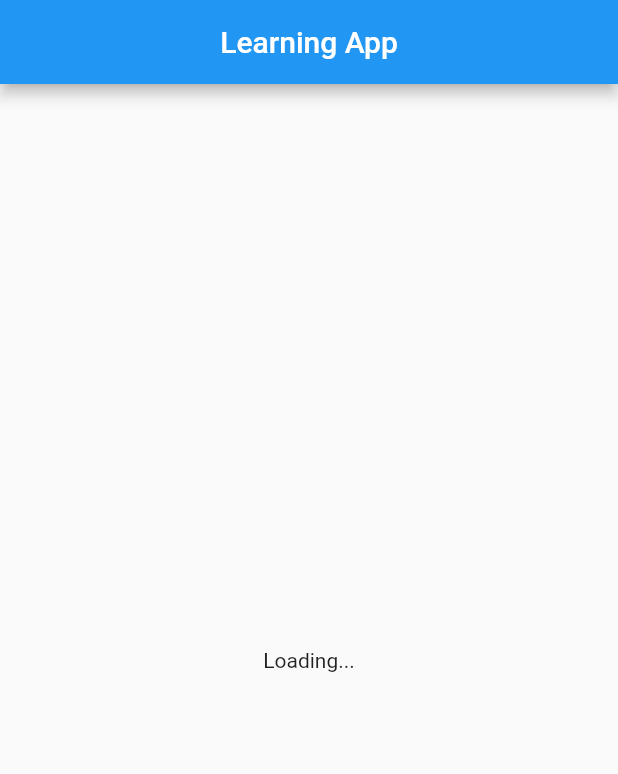
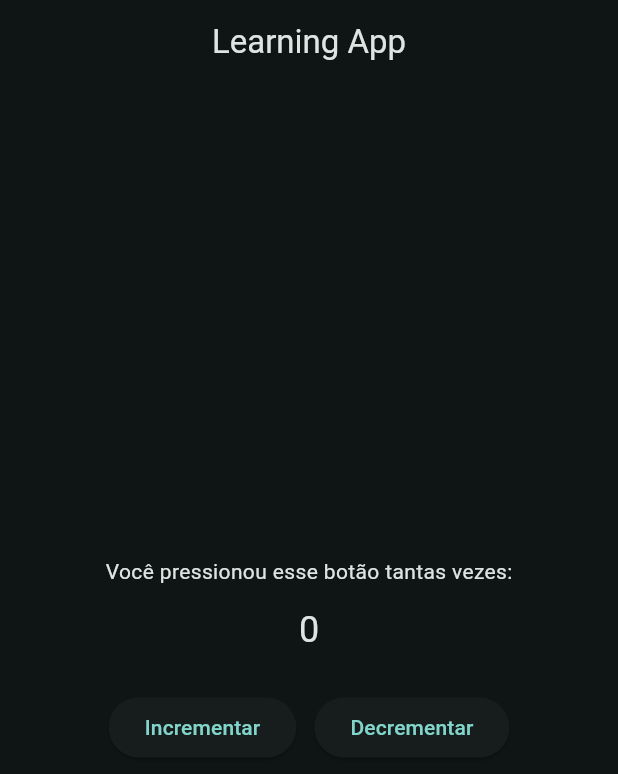
Before and after one commit to Jcmljunior-Archives/learning_app, a Flutter app: the screen it shows after launch, on a phone screen of 412 x 824 dp. Shown: the top 774 px of the screen. Run offline on Flutter 3.47's test engine with Material 2 defaults, Android fonts, the phone set to English and light mode, and no system bars; our stand-ins replace sqflite_common, sqflite_common_ffi; accounts and stored records are empty.

Commit message:
Refatoração de projeto, inclusão de rotas.

```diff
--- a/lib/app/component/loading_component.dart
+++ /dev/null
@@ -1,12 +0,0 @@
-import 'package:flutter/material.dart';
-
-class LoadingComponent extends StatelessWidget {
-  const LoadingComponent({Key? key}) : super(key: key);
-
-  @override
-  Widget build(BuildContext context) {
-    return const Center(
-      child: Text('Loading...'),
-    );
-  }
-}
--- /dev/null
+++ b/lib/app/controller/bootstrap_controller.dart
@@ -0,0 +1,25 @@
+import 'package:learning_app/app/controller/theme_controller.dart';
+
+import 'locale_controller.dart';
+import 'routes_controller.dart';
+
+class BootstrapController {
+  final RoutesController routes;
+  final LocaleController locales;
+  final ThemeController theme;
+
+  final bool _isLoaded = false;
+
+  BootstrapController({
+    required this.locales,
+    required this.routes,
+    required this.theme,
+  });
+
+  // Atualiza o estado da variavél privada: isLoaded.
+  // Define se esta ou não em processo de carregamento de dados.
+  // Utilizado para exibir ou ocultar elementos em seus respectivo processo.
+  // Variavel global refere-se a dados globais.
+  // Ocultar ou exibir elementos externo, use a isLoaded de seu respetivo controlador.
+  void setIsLoaded() => !_isLoaded;
+}
--- a/lib/app/controller/database_controller.dart
+++ b/lib/app/controller/database_controller.dart
@@ -11,10 +11,10 @@ import 'package:path_provider/path_provider.dart'
         getExternalStorageDirectory,
         getLibraryDirectory,
         getTemporaryDirectory;
+import 'package:sqflite_common_ffi/sqflite_ffi.dart';
 // ignore: depend_on_referenced_packages
 import 'package:sqflite_common/sqlite_api.dart'
     show Database, OpenDatabaseOptions;
-import 'package:sqflite_common_ffi/sqflite_ffi.dart' show databaseFactoryFfi;
 
 enum DirectoriesType {
   applicationSupport,
@@ -85,6 +85,8 @@ class DatabaseController {
 
   // Cria uma instancia de dados.
   Future<Database> _init() async {
+    sqfliteFfiInit();
+
     return await databaseFactoryFfi.openDatabase(
         join(
           await getDirectory(DirectoriesType.applicationDocuments),
--- /dev/null
+++ b/lib/app/controller/home_controller.dart
@@ -0,0 +1,9 @@
+import 'package:learning_app/app/controller/counter_controller.dart';
+
+class HomeController {
+  final CounterController counter;
+
+  HomeController({
+    required this.counter,
+  });
+}
--- a/lib/app/controller/initial_controller.dart
+++ /dev/null
@@ -1,9 +0,0 @@
-import '../controller/counter_controller.dart';
-
-class InitialController {
-  // Provedores de ações:
-  CounterController counter = CounterController();
-
-  // Define o estado da página inicial. (Carregando, carregado)
-  bool isLoaded = false;
-}
--- /dev/null
+++ b/lib/app/controller/locale_controller.dart
@@ -0,0 +1,16 @@
+import '../model/locale_model.dart';
+
+class LocaleController {
+  List<LocaleModel> locales;
+
+  LocaleController({
+    required this.locales,
+  });
+
+  LocaleModel getLocale(String query) {
+    return locales
+        .where((LocaleModel locale) => locale.lang.contains(query))
+        .toList()
+        .first;
+  }
+}
--- /dev/null
+++ b/lib/app/controller/routes_controller.dart
@@ -0,0 +1,24 @@
+import 'package:flutter/material.dart';
+import 'package:learning_app/app/view/splash_view.dart';
+
+import '../view/home_view.dart';
+
+class RoutesController {
+  String initialPath;
+  late String activePath;
+
+  RoutesController({
+    required this.initialPath,
+  });
+
+  setActivePath(String path) {
+    activePath = path;
+  }
+
+  Map<String, WidgetBuilder> getAll() {
+    return <String, WidgetBuilder>{
+      initialPath: (BuildContext context) => const SplashView(),
+      '/home': (BuildContext context) => const HomeView(),
+    };
+  }
+}
--- /dev/null
+++ b/lib/app/controller/theme_controller.dart
@@ -0,0 +1,53 @@
+import 'package:flutter/material.dart';
+import 'package:flutter/scheduler.dart';
+
+import '../model/palette_model.dart';
+
+enum BrightnessOptions {
+  brightnessLight,
+  brightnessDark,
+  brightnessNative,
+}
+
+class ThemeController {
+  BrightnessOptions scheme;
+  int selectedColorScheme;
+
+  late ThemeData data;
+
+  ThemeController({
+    required this.scheme,
+    required this.selectedColorScheme,
+  });
+
+  getBrightness() {
+    switch (scheme) {
+      case BrightnessOptions.brightnessLight:
+        return Brightness.light;
+
+      case BrightnessOptions.brightnessDark:
+        return Brightness.dark;
+
+      default:
+        return SchedulerBinding.instance.window.platformBrightness;
+    }
+  }
+
+  updateThemes() {
+    return ThemeData(
+      useMaterial3: true,
+      colorSchemeSeed: PaletteModel.colorItems.elementAt(selectedColorScheme),
+      brightness: getBrightness(),
+    );
+  }
+
+  void setSeletectedColorScheme(int index) {
+    selectedColorScheme = index;
+    data = updateThemes();
+  }
+
+  void setColorScheme(BrightnessOptions color) {
+    scheme = color;
+    data = updateThemes();
+  }
+}
--- /dev/null
+++ b/lib/app/model/locale_model.dart
@@ -0,0 +1,38 @@
+import 'dart:convert';
+
+LocaleModel localeModelFromJson(String str) {
+  final data = jsonDecode(str);
+  return LocaleModel.fromMap(data);
+}
+
+String localeModelToJson(LocaleModel locale) {
+  final data = locale.toMap();
+  return jsonEncode(data);
+}
+
+class LocaleModel {
+  int id;
+  String lang;
+
+  LocaleModel({
+    required this.id,
+    required this.lang,
+  });
+
+  factory LocaleModel.fromMap(Map<String, dynamic> json) => LocaleModel(
+        id: json['id'],
+        lang: json['lang'],
+      );
+
+  Map<String, dynamic> toMap() {
+    return {
+      'id': id,
+      'lang': lang,
+    };
+  }
+
+  @override
+  String toString() {
+    return 'Locale{id: $id, lang: $lang}';
+  }
+}
--- /dev/null
+++ b/lib/app/model/palette_model.dart
@@ -0,0 +1,23 @@
+import 'package:flutter/material.dart';
+
+class PaletteModel {
+  static const Color baseColor = Color.fromRGBO(33, 159, 148, 1);
+  static const List<Color> colorItems = [
+    baseColor,
+    Colors.blue,
+    Colors.teal,
+    Colors.green,
+    Colors.yellow,
+    Colors.orange,
+    Colors.pink
+  ];
+  static const List<String> colorLabels = [
+    "Baseline",
+    "Blue",
+    "Teal",
+    "Green",
+    "Yellow",
+    "Orange",
+    "Pink",
+  ];
+}
--- /dev/null
+++ b/lib/app/view/home_view.dart
@@ -0,0 +1,98 @@
+import 'package:flutter/material.dart';
+import 'package:learning_app/main.dart';
+
+import '../controller/counter_controller.dart';
+import '../controller/home_controller.dart';
+
+class HomeView extends StatefulWidget {
+  const HomeView({
+    super.key,
+  });
+
+  @override
+  State<HomeView> createState() => _HomeViewState();
+}
+
+class _HomeViewState extends State<HomeView> {
+  final HomeController _controller = HomeController(
+    counter: CounterController(
+      counter: 0,
+    ),
+  );
+
+  @override
+  void initState() {
+    super.initState();
+
+    context.findAncestorStateOfType<BootstrapState>()?.handleActivePath('/');
+
+    handleUpdateCounter();
+  }
+
+  Future<void> handleUpdateCounter() async {
+    await _controller.counter.updateCounter();
+    setState(() {});
+  }
+
+  handleIncrement() {
+    setState(() {
+      _controller.counter.increment();
+    });
+  }
+
+  handleDecrement() {
+    setState(() {
+      _controller.counter.decrement();
+    });
+  }
+
+  @override
+  Widget build(BuildContext context) {
+    return Scaffold(
+      appBar: AppBar(
+        title: const Text('Learning App'),
+        centerTitle: true,
+      ),
+      body: SafeArea(
+        child: Row(
+          mainAxisAlignment: MainAxisAlignment.center,
+          children: [
+            Column(
+              mainAxisAlignment: MainAxisAlignment.center,
+              children: <Widget>[
+                const Text('Você pressionou esse botão tantas vezes:'),
+                const SizedBox(
+                  height: 12,
+                ),
+                Text(
+                  '${_controller.counter.counter}',
+                  style: const TextStyle(
+                    fontSize: 24,
+                  ),
+                ),
+                const SizedBox(
+                  height: 24,
+                ),
+                Row(
+                  children: [
+                    ElevatedButton(
+                      onPressed: () => handleIncrement(),
+                      child: const Text('Incrementar'),
+                    ),
+                    const SizedBox(
+                      width: 12,
+                    ),
+                    ElevatedButton(
+                      onPressed: () => handleDecrement(),
+                      child: const Text('Decrementar'),
+                    ),
+                  ],
+                )
+              ],
+            ),
+          ],
+        ),
+      ),
+    );
+  }
+}
--- a/lib/app/view/initial_view.dart
+++ /dev/null
@@ -1,56 +0,0 @@
-import 'package:flutter/material.dart';
-
-import '../component/appbar_component.dart';
-import '../component/loading_component.dart';
-import '../component/initial_component.dart';
-import '../controller/initial_controller.dart';
-
-class InitialView extends StatefulWidget {
-  const InitialView({Key? key}) : super(key: key);
-
-  @override
-  State<StatefulWidget> createState() => InitialViewState();
-}
-
-class InitialViewState extends State<InitialView> {
-  final InitialController _controller = InitialController();
-
-  @override
-  void initState() {
-    super.initState();
-
-    constructor();
-  }
-
-  // Retorna o valor de contador para componentes externos.
-  get counter => _controller.counter.length;
-
-  Future<void> constructor() async {
-    await _controller.counter.constructor();
-    setState(() {
-      _controller.isLoaded = true;
-    });
-  }
-
-  void handleSetIncrement() {
-    setState(() {
-      _controller.counter.setIncrement();
-    });
-  }
-
-  void handleSetDecrement() {
-    setState(() {
-      _controller.counter.setDecrement();
-    });
-  }
-
-  @override
-  Widget build(BuildContext context) {
-    return Scaffold(
-      appBar: const AppBarComponent().build(context),
-      body: !_controller.isLoaded
-          ? const LoadingComponent()
-          : const InitialComponent(),
-    );
-  }
-}
--- a/lib/main.dart
+++ b/lib/main.dart
@@ -1,10 +1,67 @@
 import 'package:flutter/material.dart';
+import 'package:learning_app/app/controller/theme_controller.dart';
 
-import 'app/view/initial_view.dart';
+import './app/model/locale_model.dart';
+import './app/controller/locale_controller.dart';
+import './app/controller/bootstrap_controller.dart';
+import './app/controller/routes_controller.dart';
 
 void main(List<String> args) {
-  runApp(const MaterialApp(
-    debugShowCheckedModeBanner: false,
-    home: InitialView(),
-  ));
+  runApp(const Bootstrap());
 }
+
+// Controle principal.
+class Bootstrap extends StatefulWidget {
+  const Bootstrap({Key? key}) : super(key: key);
+
+  @override
+  State<Bootstrap> createState() => BootstrapState();
+}
+
+class BootstrapState extends State<Bootstrap> {
+  final BootstrapController _controller = BootstrapController(
+    locales: LocaleController(
+      locales: [
+        LocaleModel(id: 1, lang: 'pt-br'),
+        LocaleModel(id: 2, lang: 'en-us'),
+      ],
+    ),
+    routes: RoutesController(
+      initialPath: '/',
+    ),
+    theme: ThemeController(
+      selectedColorScheme: 0,
+      scheme: BrightnessOptions.brightnessDark,
+    ),
+  );
+
+  @override
+  void initState() {
+    super.initState();
+  }
+
+  // Atualiza o estado da aplicação.
+  handleSetIsLoaded() {
+    setState(() {
+      _controller.setIsLoaded();
+    });
+  }
+
+  // Atualiza a rota em atividade.
+  Future<void> handleActivePath(String path) async {
+    await _controller.routes.setActivePath(path);
+    setState(() {});
+  }
+
+  get handleGetBrightness => _controller.theme.getBrightness();
+
+  @override
+  MaterialApp build(BuildContext context) {
+    return MaterialApp(
+      debugShowCheckedModeBanner: false,
+      theme: _controller.theme.updateThemes(),
+      initialRoute: _controller.routes.initialPath,
+      routes: _controller.routes.getAll(),
+    );
+  }
+}
--- a/pubspec.yaml
+++ b/pubspec.yaml
@@ -19,6 +19,8 @@ dev_dependencies:
   flutter_test:
     sdk: flutter
   flutter_lints: ^2.0.0
+  integration_test:
+    sdk: flutter
 
 flutter:
   uses-material-design: true
```
Also changed, not shown: lib/app/component/appbar_component.dart (deleted, +0 -13 lines), lib/app/component/initial_component.dart (deleted, +0 -67 lines), lib/app/component/rounded_button_component.dart (added, +32 -0 lines), lib/app/controller/counter_controller.dart (+20 -28 lines), lib/app/controller/splash_controller.dart (added, +8 -0 lines), lib/app/view/splash_view.dart (added, +53 -0 lines).
